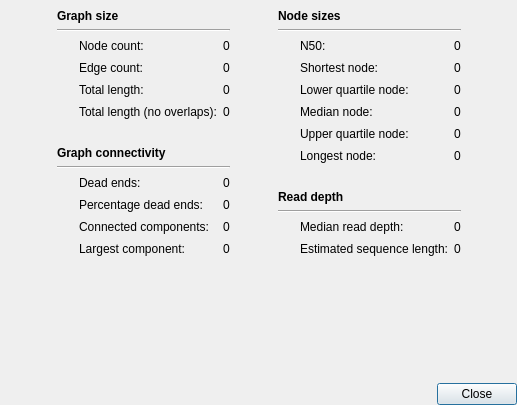
Above: ui/graphinfodialog.ui from rrwick/Bandage before the change. Below: the same form after it.
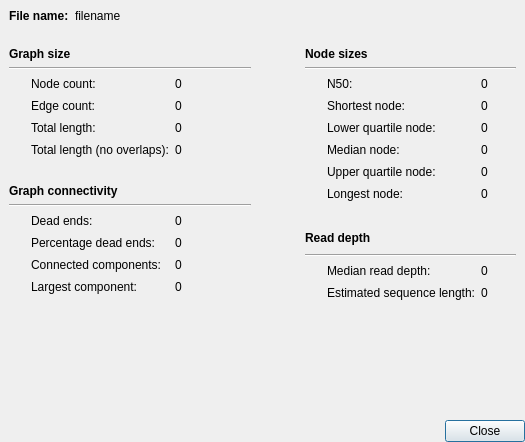
That is the form after the change. Custom widgets are drawn as their Qt base class.

Commit message: Include filename in gtaph info dialog

Patch:
```diff
--- a/ui/graphinfodialog.ui
+++ b/ui/graphinfodialog.ui
@@ -6,8 +6,8 @@
    <rect>
     <x>0</x>
     <y>0</y>
-    <width>517</width>
-    <height>405</height>
+    <width>525</width>
+    <height>442</height>
    </rect>
   </property>
   <property name="windowTitle">
@@ -26,362 +26,17 @@
    <property name="bottomMargin">
     <number>0</number>
    </property>
-   <property name="spacing">
-    <number>0</number>
-   </property>
-   <item row="0" column="3">
-    <widget class="QWidget" name="widget_2" native="true">
-     <layout class="QGridLayout" name="gridLayout_3">
-      <item row="12" column="1">
-       <widget class="QLabel" name="label_34">
-        <property name="text">
-         <string>Estimated sequence length:</string>
-        </property>
-       </widget>
-      </item>
-      <item row="4" column="2">
-       <widget class="QLabel" name="lowerQuartileNodeLabel">
-        <property name="text">
-         <string>0</string>
-        </property>
-        <property name="textInteractionFlags">
-         <set>Qt::LinksAccessibleByMouse|Qt::TextSelectableByKeyboard|Qt::TextSelectableByMouse</set>
-        </property>
-       </widget>
-      </item>
-      <item row="7" column="2">
-       <widget class="QLabel" name="longestNodeLabel">
-        <property name="text">
-         <string>0</string>
-        </property>
-        <property name="textInteractionFlags">
-         <set>Qt::LinksAccessibleByMouse|Qt::TextSelectableByKeyboard|Qt::TextSelectableByMouse</set>
-        </property>
-       </widget>
-      </item>
-      <item row="5" column="1">
-       <widget class="QLabel" name="label_17">
-        <property name="text">
-         <string>Median node:</string>
-        </property>
-       </widget>
-      </item>
-      <item row="3" column="2">
-       <widget class="QLabel" name="shortestNodeLabel">
-        <property name="text">
-         <string>0</string>
-        </property>
-        <property name="textInteractionFlags">
-         <set>Qt::LinksAccessibleByMouse|Qt::TextSelectableByKeyboard|Qt::TextSelectableByMouse</set>
-        </property>
-       </widget>
-      </item>
-      <item row="7" column="1">
-       <widget class="QLabel" name="label_19">
-        <property name="text">
-         <string>Longest node:</string>
-        </property>
-       </widget>
-      </item>
-      <item row="11" column="1">
-       <widget class="QLabel" name="label_33">
-        <property name="text">
-         <string>Median read depth:</string>
-        </property>
-       </widget>
-      </item>
-      <item row="3" column="1">
-       <widget class="QLabel" name="label_12">
-        <property name="text">
-         <string>Shortest node:</string>
-        </property>
-       </widget>
-      </item>
-      <item row="12" column="2">
-       <widget class="QLabel" name="estimatedSequenceLengthLabel">
-        <property name="text">
-         <string>0</string>
-        </property>
-        <property name="textInteractionFlags">
-         <set>Qt::LinksAccessibleByMouse|Qt::TextSelectableByKeyboard|Qt::TextSelectableByMouse</set>
-        </property>
-       </widget>
-      </item>
-      <item row="6" column="2">
-       <widget class="QLabel" name="upperQuartileNodeLabel">
-        <property name="text">
-         <string>0</string>
-        </property>
-        <property name="textInteractionFlags">
-         <set>Qt::LinksAccessibleByMouse|Qt::TextSelectableByKeyboard|Qt::TextSelectableByMouse</set>
-        </property>
-       </widget>
-      </item>
-      <item row="2" column="1">
-       <widget class="QLabel" name="label_11">
-        <property name="text">
-         <string>N50:</string>
-        </property>
-       </widget>
-      </item>
-      <item row="8" column="1" colspan="2">
-       <spacer name="verticalSpacer_3">
-        <property name="orientation">
-         <enum>Qt::Vertical</enum>
-        </property>
-        <property name="sizeType">
-         <enum>QSizePolicy::Fixed</enum>
-        </property>
-        <property name="sizeHint" stdset="0">
-         <size>
-          <width>20</width>
-          <height>20</height>
-         </size>
-        </property>
-       </spacer>
-      </item>
-      <item row="11" column="2">
-       <widget class="QLabel" name="medianReadDepthLabel">
-        <property name="text">
-         <string>0</string>
-        </property>
-        <property name="textInteractionFlags">
-         <set>Qt::LinksAccessibleByMouse|Qt::TextSelectableByKeyboard|Qt::TextSelectableByMouse</set>
-        </property>
-       </widget>
-      </item>
-      <item row="5" column="2">
-       <widget class="QLabel" name="medianNodeLabel">
-        <property name="text">
-         <string>0</string>
-        </property>
-        <property name="textInteractionFlags">
-         <set>Qt::LinksAccessibleByMouse|Qt::TextSelectableByKeyboard|Qt::TextSelectableByMouse</set>
-        </property>
-       </widget>
-      </item>
-      <item row="6" column="1">
-       <widget class="QLabel" name="label_18">
-        <property name="text">
-         <string>Upper quartile node:</string>
-        </property>
-       </widget>
-      </item>
-      <item row="4" column="1">
-       <widget class="QLabel" name="label_16">
-        <property name="text">
-         <string>Lower quartile node:</string>
-        </property>
-       </widget>
-      </item>
-      <item row="2" column="2">
-       <widget class="QLabel" name="n50Label">
-        <property name="text">
-         <string>0</string>
-        </property>
-        <property name="textInteractionFlags">
-         <set>Qt::LinksAccessibleByMouse|Qt::TextSelectableByKeyboard|Qt::TextSelectableByMouse</set>
-        </property>
-       </widget>
-      </item>
-      <item row="13" column="1">
-       <spacer name="verticalSpacer_6">
-        <property name="orientation">
-         <enum>Qt::Vertical</enum>
-        </property>
-        <property name="sizeHint" stdset="0">
-         <size>
-          <width>20</width>
-          <height>40</height>
-         </size>
-        </property>
-       </spacer>
-      </item>
-      <item row="2" column="0">
-       <widget class="InfoTextWidget" name="n50InfoText" native="true">
+   <item row="0" column="0" colspan="2">
+    <widget class="QWidget" name="widget_3" native="true">
+     <layout class="QHBoxLayout" name="horizontalLayout">
+      <item>
+       <widget class="QLabel" name="label_20">
         <property name="sizePolicy">
-         <sizepolicy hsizetype="Fixed" vsizetype="Fixed">
+         <sizepolicy hsizetype="Minimum" vsizetype="Preferred">
           <horstretch>0</horstretch>
           <verstretch>0</verstretch>
          </sizepolicy>
         </property>
-        <property name="minimumSize">
-         <size>
-          <width>16</width>
-          <height>16</height>
-         </size>
-        </property>
-        <property name="maximumSize">
-         <size>
-          <width>16</width>
-          <height>16</height>
-         </size>
-        </property>
-       </widget>
-      </item>
-      <item row="3" column="0">
-       <widget class="InfoTextWidget" name="shortestNodeInfoText" native="true">
-        <property name="sizePolicy">
-         <sizepolicy hsizetype="Fixed" vsizetype="Fixed">
-          <horstretch>0</horstretch>
-          <verstretch>0</verstretch>
-         </sizepolicy>
-        </property>
-        <property name="minimumSize">
-         <size>
-          <width>16</width>
-          <height>16</height>
-         </size>
-        </property>
-        <property name="maximumSize">
-         <size>
-          <width>16</width>
-          <height>16</height>
-         </size>
-        </property>
-       </widget>
-      </item>
-      <item row="4" column="0">
-       <widget class="InfoTextWidget" name="lowerQuartileNodeInfoText" native="true">
-        <property name="sizePolicy">
-         <sizepolicy hsizetype="Fixed" vsizetype="Fixed">
-          <horstretch>0</horstretch>
-          <verstretch>0</verstretch>
-         </sizepolicy>
-        </property>
-        <property name="minimumSize">
-         <size>
-          <width>16</width>
-          <height>16</height>
-         </size>
-        </property>
-        <property name="maximumSize">
-         <size>
-          <width>16</width>
-          <height>16</height>
-         </size>
-        </property>
-       </widget>
-      </item>
-      <item row="5" column="0">
-       <widget class="InfoTextWidget" name="medianNodeInfoText" native="true">
-        <property name="sizePolicy">
-         <sizepolicy hsizetype="Fixed" vsizetype="Fixed">
-          <horstretch>0</horstretch>
-          <verstretch>0</verstretch>
-         </sizepolicy>
-        </property>
-        <property name="minimumSize">
-         <size>
-          <width>16</width>
-          <height>16</height>
-         </size>
-        </property>
-        <property name="maximumSize">
-         <size>
-          <width>16</width>
-          <height>16</height>
-         </size>
-        </property>
-       </widget>
-      </item>
-      <item row="6" column="0">
-       <widget class="InfoTextWidget" name="upperQuartileNodeInfoText" native="true">
-        <property name="sizePolicy">
-         <sizepolicy hsizetype="Fixed" vsizetype="Fixed">
-          <horstretch>0</horstretch>
-          <verstretch>0</verstretch>
-         </sizepolicy>
-        </property>
-        <property name="minimumSize">
-         <size>
-          <width>16</width>
-          <height>16</height>
-         </size>
-        </property>
-        <property name="maximumSize">
-         <size>
-          <width>16</width>
-          <height>16</height>
-         </size>
-        </property>
-       </widget>
-      </item>
-      <item row="7" column="0">
-       <widget class="InfoTextWidget" name="longestNodeInfoText" native="true">
-        <property name="sizePolicy">
-         <sizepolicy hsizetype="Fixed" vsizetype="Fixed">
-          <horstretch>0</horstretch>
-          <verstretch>0</verstretch>
-         </sizepolicy>
-        </property>
-        <property name="minimumSize">
-         <size>
-          <width>16</width>
-          <height>16</height>
-         </size>
-        </property>
-        <property name="maximumSize">
-         <size>
-          <width>16</width>
-          <height>16</height>
-         </size>
-        </property>
-       </widget>
-      </item>
-      <item row="11" column="0">
-       <widget class="InfoTextWidget" name="medianReadDepthInfoText" native="true">
-        <property name="sizePolicy">
-         <sizepolicy hsizetype="Fixed" vsizetype="Fixed">
-          <horstretch>0</horstretch>
-          <verstretch>0</verstretch>
-         </sizepolicy>
-        </property>
-        <property name="minimumSize">
-         <size>
-          <width>16</width>
-          <height>16</height>
-         </size>
-        </property>
-        <property name="maximumSize">
-         <size>
-          <width>16</width>
-          <height>16</height>
-         </size>
-        </property>
-       </widget>
-      </item>
-      <item row="12" column="0">
-       <widget class="InfoTextWidget" name="estimatedSequenceLengthInfoText" native="true">
-        <property name="sizePolicy">
-         <sizepolicy hsizetype="Fixed" vsizetype="Fixed">
-          <horstretch>0</horstretch>
-          <verstretch>0</verstretch>
-         </sizepolicy>
-        </property>
-        <property name="minimumSize">
-         <size>
-          <width>16</width>
-          <height>16</height>
-         </size>
-        </property>
-        <property name="maximumSize">
-         <size>
-          <width>16</width>
-          <height>16</height>
-         </size>
-        </property>
-       </widget>
-      </item>
-      <item row="10" column="0" colspan="3">
-       <widget class="Line" name="line_4">
-        <property name="orientation">
-         <enum>Qt::Horizontal</enum>
-        </property>
-       </widget>
-      </item>
-      <item row="9" column="0" colspan="2">
-       <widget class="QLabel" name="label_32">
         <property name="font">
          <font>
           <weight>75</weight>
@@ -389,36 +44,81 @@
          </font>
         </property>
         <property name="text">
-         <string>Read depth</string>
+         <string>File name:</string>
         </property>
+        <property name="alignment">
+         <set>Qt::AlignLeading|Qt::AlignLeft|Qt::AlignTop</set>
+        </property>
        </widget>
       </item>
-      <item row="0" column="0" colspan="2">
-       <widget class="QLabel" name="label_15">
-        <property name="font">
-         <font>
-          <weight>75</weight>
-          <bold>true</bold>
-         </font>
+      <item>
+       <widget class="QLabel" name="filenameLabel">
+        <property name="sizePolicy">
+         <sizepolicy hsizetype="Expanding" vsizetype="Preferred">
+          <horstretch>0</horstretch>
+          <verstretch>0</verstretch>
+         </sizepolicy>
         </property>
         <property name="text">
-         <string>Node sizes</string>
+         <string>filename</string>
         </property>
-       </widget>
-      </item>
-      <item row="1" column="0" colspan="3">
-       <widget class="Line" name="line_3">
-        <property name="orientation">
-         <enum>Qt::Horizontal</enum>
+        <property name="wordWrap">
+         <bool>true</bool>
         </property>
        </widget>
       </item>
      </layout>
     </widget>
    </item>
-   <item row="0" column="1">
+   <item row="2" column="0" colspan="2">
+    <widget class="QDialogButtonBox" name="buttonBox">
+     <property name="orientation">
+      <enum>Qt::Horizontal</enum>
+     </property>
+     <property name="standardButtons">
+      <set>QDialogButtonBox::Close</set>
+     </property>
+    </widget>
+   </item>
+   <item row="1" column="0">
     <widget class="QWidget" name="widget" native="true">
      <layout class="QGridLayout" name="gridLayout_2">
+      <item row="8" column="0" colspan="3">
+       <widget class="Line" name="line_2">
+        <property name="orientation">
+         <enum>Qt::Horizontal</enum>
+        </property>
+       </widget>
+      </item>
+      <item row="12" column="0">
+       <widget class="InfoTextWidget" name="largestComponentInfoText" native="true">
+        <property name="sizePolicy">
+         <sizepolicy hsizetype="Fixed" vsizetype="Fixed">
+          <horstretch>0</horstretch>
+          <verstretch>0</verstretch>
+         </sizepolicy>
+        </property>
+        <property name="minimumSize">
+         <size>
+          <width>16</width>
+          <height>16</height>
+         </size>
+        </property>
+        <property name="maximumSize">
+         <size>
+          <width>16</width>
+          <height>16</height>
+         </size>
+        </property>
+       </widget>
+      </item>
+      <item row="4" column="1">
+       <widget class="QLabel" name="label_3">
+        <property name="text">
+         <string>Total length:</string>
+        </property>
+       </widget>
+      </item>
       <item row="3" column="2">
        <widget class="QLabel" name="edgeCountLabel">
         <property name="text">
@@ -456,13 +156,6 @@
         </property>
        </widget>
       </item>
-      <item row="4" column="1">
-       <widget class="QLabel" name="label_3">
-        <property name="text">
-         <string>Total length:</string>
-        </property>
-       </widget>
-      </item>
       <item row="9" column="1">
        <widget class="QLabel" name="label_7">
         <property name="text">
@@ -534,6 +227,13 @@
         </property>
        </widget>
       </item>
+      <item row="11" column="1">
+       <widget class="QLabel" name="label_9">
+        <property name="text">
+         <string>Connected components:</string>
+        </property>
+       </widget>
+      </item>
       <item row="12" column="2">
        <widget class="QLabel" name="largestComponentLabel">
         <property name="text">
@@ -560,23 +260,6 @@
         </property>
        </spacer>
       </item>
-      <item row="11" column="1">
-       <widget class="QLabel" name="label_9">
-        <property name="text">
-         <string>Connected components:</string>
-        </property>
-       </widget>
-      </item>
-      <item row="10" column="2">
-       <widget class="QLabel" name="percentageDeadEndsLabel">
-        <property name="text">
-         <string>0</string>
-        </property>
-        <property name="textInteractionFlags">
-         <set>Qt::LinksAccessibleByMouse|Qt::TextSelectableByKeyboard|Qt::TextSelectableByMouse</set>
-        </property>
-       </widget>
-      </item>
       <item row="2" column="1">
        <widget class="QLabel" name="label">
         <property name="text">
@@ -584,6 +267,23 @@
         </property>
        </widget>
       </item>
+      <item row="10" column="2">
+       <widget class="QLabel" name="percentageDeadEndsLabel">
+        <property name="text">
+         <string>0</string>
+        </property>
+        <property name="textInteractionFlags">
+         <set>Qt::LinksAccessibleByMouse|Qt::TextSelectableByKeyboard|Qt::TextSelectableByMouse</set>
+        </property>
+       </widget>
+      </item>
+      <item row="1" column="0" colspan="3">
+       <widget class="Line" name="line">
+        <property name="orientation">
+         <enum>Qt::Horizontal</enum>
+        </property>
+       </widget>
+      </item>
       <item row="2" column="0">
        <widget class="InfoTextWidget" name="nodeCountInfoText" native="true">
         <property name="sizePolicy">
@@ -619,13 +319,6 @@
         </property>
        </widget>
       </item>
-      <item row="1" column="0" colspan="3">
-       <widget class="Line" name="line">
-        <property name="orientation">
-         <enum>Qt::Horizontal</enum>
-        </property>
-       </widget>
-      </item>
       <item row="3" column="0">
        <widget class="InfoTextWidget" name="edgeCountInfoText" native="true">
         <property name="sizePolicy">
@@ -736,50 +429,6 @@
         </property>
        </widget>
       </item>
-      <item row="11" column="0">
-       <widget class="InfoTextWidget" name="connectedComponentsInfoText" native="true">
-        <property name="sizePolicy">
-         <sizepolicy hsizetype="Fixed" vsizetype="Fixed">
-          <horstretch>0</horstretch>
-          <verstretch>0</verstretch>
-         </sizepolicy>
-        </property>
-        <property name="minimumSize">
-         <size>
-          <width>16</width>
-          <height>16</height>
-         </size>
-        </property>
-        <property name="maximumSize">
-         <size>
-          <width>16</width>
-          <height>16</height>
-         </size>
-        </property>
-       </widget>
-      </item>
-      <item row="12" column="0">
-       <widget class="InfoTextWidget" name="largestComponentInfoText" native="true">
-        <property name="sizePolicy">
-         <sizepolicy hsizetype="Fixed" vsizetype="Fixed">
-          <horstretch>0</horstretch>
-          <verstretch>0</verstretch>
-         </sizepolicy>
-        </property>
-        <property name="minimumSize">
-         <size>
-          <width>16</width>
-          <height>16</height>
-         </size>
-        </property>
-        <property name="maximumSize">
-         <size>
-          <width>16</width>
-          <height>16</height>
-         </size>
-        </property>
-       </widget>
-      </item>
       <item row="7" column="0" colspan="3">
        <widget class="QLabel" name="label_14">
         <property name="font">
@@ -793,68 +442,434 @@
         </property>
        </widget>
       </item>
-      <item row="8" column="0" colspan="3">
-       <widget class="Line" name="line_2">
+      <item row="11" column="0">
+       <widget class="InfoTextWidget" name="connectedComponentsInfoText" native="true">
+        <property name="sizePolicy">
+         <sizepolicy hsizetype="Fixed" vsizetype="Fixed">
+          <horstretch>0</horstretch>
+          <verstretch>0</verstretch>
+         </sizepolicy>
+        </property>
+        <property name="minimumSize">
+         <size>
+          <width>16</width>
+          <height>16</height>
+         </size>
+        </property>
+        <property name="maximumSize">
+         <size>
+          <width>16</width>
+          <height>16</height>
+         </size>
+        </property>
+       </widget>
+      </item>
+     </layout>
+    </widget>
+   </item>
+   <item row="1" column="1">
+    <widget class="QWidget" name="widget_2" native="true">
+     <layout class="QGridLayout" name="gridLayout_3">
+      <item row="6" column="3">
+       <widget class="QLabel" name="upperQuartileNodeLabel">
+        <property name="text">
+         <string>0</string>
+        </property>
+        <property name="textInteractionFlags">
+         <set>Qt::LinksAccessibleByMouse|Qt::TextSelectableByKeyboard|Qt::TextSelectableByMouse</set>
+        </property>
+       </widget>
+      </item>
+      <item row="2" column="2">
+       <widget class="QLabel" name="label_11">
+        <property name="text">
+         <string>N50:</string>
+        </property>
+       </widget>
+      </item>
+      <item row="8" column="2" colspan="2">
+       <spacer name="verticalSpacer_3">
         <property name="orientation">
+         <enum>Qt::Vertical</enum>
+        </property>
+        <property name="sizeType">
+         <enum>QSizePolicy::Fixed</enum>
+        </property>
+        <property name="sizeHint" stdset="0">
+         <size>
+          <width>20</width>
+          <height>20</height>
+         </size>
+        </property>
+       </spacer>
+      </item>
+      <item row="11" column="3">
+       <widget class="QLabel" name="medianReadDepthLabel">
+        <property name="text">
+         <string>0</string>
+        </property>
+        <property name="textInteractionFlags">
+         <set>Qt::LinksAccessibleByMouse|Qt::TextSelectableByKeyboard|Qt::TextSelectableByMouse</set>
+        </property>
+       </widget>
+      </item>
+      <item row="6" column="2">
+       <widget class="QLabel" name="label_18">
+        <property name="text">
+         <string>Upper quartile node:</string>
+        </property>
+       </widget>
+      </item>
+      <item row="5" column="3">
+       <widget class="QLabel" name="medianNodeLabel">
+        <property name="text">
+         <string>0</string>
+        </property>
+        <property name="textInteractionFlags">
+         <set>Qt::LinksAccessibleByMouse|Qt::TextSelectableByKeyboard|Qt::TextSelectableByMouse</set>
+        </property>
+       </widget>
+      </item>
+      <item row="4" column="2">
+       <widget class="QLabel" name="label_16">
+        <property name="text">
+         <string>Lower quartile node:</string>
+        </property>
+       </widget>
+      </item>
+      <item row="2" column="3">
+       <widget class="QLabel" name="n50Label">
+        <property name="text">
+         <string>0</string>
+        </property>
+        <property name="textInteractionFlags">
+         <set>Qt::LinksAccessibleByMouse|Qt::TextSelectableByKeyboard|Qt::TextSelectableByMouse</set>
+        </property>
+       </widget>
+      </item>
+      <item row="13" column="2">
+       <spacer name="verticalSpacer_6">
+        <property name="orientation">
+         <enum>Qt::Vertical</enum>
+        </property>
+        <property name="sizeHint" stdset="0">
+         <size>
+          <width>20</width>
+          <height>40</height>
+         </size>
+        </property>
+       </spacer>
+      </item>
+      <item row="2" column="1">
+       <widget class="InfoTextWidget" name="n50InfoText" native="true">
+        <property name="sizePolicy">
+         <sizepolicy hsizetype="Fixed" vsizetype="Fixed">
+          <horstretch>0</horstretch>
+          <verstretch>0</verstretch>
+         </sizepolicy>
+        </property>
+        <property name="minimumSize">
+         <size>
+          <width>16</width>
+          <height>16</height>
+         </size>
+        </property>
+        <property name="maximumSize">
+         <size>
+          <width>16</width>
+          <height>16</height>
+         </size>
+        </property>
+       </widget>
+      </item>
+      <item row="3" column="1">
+       <widget class="InfoTextWidget" name="shortestNodeInfoText" native="true">
+        <property name="sizePolicy">
+         <sizepolicy hsizetype="Fixed" vsizetype="Fixed">
+          <horstretch>0</horstretch>
+          <verstretch>0</verstretch>
+         </sizepolicy>
+        </property>
+        <property name="minimumSize">
+         <size>
+          <width>16</width>
+          <height>16</height>
+         </size>
+        </property>
+        <property name="maximumSize">
+         <size>
+          <width>16</width>
+          <height>16</height>
+         </size>
+        </property>
+       </widget>
+      </item>
+      <item row="4" column="1">
+       <widget class="InfoTextWidget" name="lowerQuartileNodeInfoText" native="true">
+        <property name="sizePolicy">
+         <sizepolicy hsizetype="Fixed" vsizetype="Fixed">
+          <horstretch>0</horstretch>
+          <verstretch>0</verstretch>
+         </sizepolicy>
+        </property>
+        <property name="minimumSize">
+         <size>
+          <width>16</width>
+          <height>16</height>
+         </size>
+        </property>
+        <property name="maximumSize">
+         <size>
+          <width>16</width>
+          <height>16</height>
+         </size>
+        </property>
+       </widget>
+      </item>
+      <item row="5" column="1">
+       <widget class="InfoTextWidget" name="medianNodeInfoText" native="true">
+        <property name="sizePolicy">
+         <sizepolicy hsizetype="Fixed" vsizetype="Fixed">
+          <horstretch>0</horstretch>
+          <verstretch>0</verstretch>
+         </sizepolicy>
+        </property>
+        <property name="minimumSize">
+         <size>
+          <width>16</width>
+          <height>16</height>
+         </size>
+        </property>
+        <property name="maximumSize">
+         <size>
+          <width>16</width>
+          <height>16</height>
+         </size>
+        </property>
+       </widget>
+      </item>
+      <item row="6" column="1">
+       <widget class="InfoTextWidget" name="upperQuartileNodeInfoText" native="true">
+        <property name="sizePolicy">
+         <sizepolicy hsizetype="Fixed" vsizetype="Fixed">
+          <horstretch>0</horstretch>
+          <verstretch>0</verstretch>
+         </sizepolicy>
+        </property>
+        <property name="minimumSize">
+         <size>
+          <width>16</width>
+          <height>16</height>
+         </size>
+        </property>
+        <property name="maximumSize">
+         <size>
+          <width>16</width>
+          <height>16</height>
+         </size>
+        </property>
+       </widget>
+      </item>
+      <item row="7" column="1">
+       <widget class="InfoTextWidget" name="longestNodeInfoText" native="true">
+        <property name="sizePolicy">
+         <sizepolicy hsizetype="Fixed" vsizetype="Fixed">
+          <horstretch>0</horstretch>
+          <verstretch>0</verstretch>
+         </sizepolicy>
+        </property>
+        <property name="minimumSize">
+         <size>
+          <width>16</width>
+          <height>16</height>
+         </size>
+        </property>
+        <property name="maximumSize">
+         <size>
+          <width>16</width>
+          <height>16</height>
+         </size>
+        </property>
+       </widget>
+      </item>
+      <item row="10" column="1" colspan="3">
+       <widget class="Line" name="line_4">
+        <property name="orientation">
          <enum>Qt::Horizontal</enum>
         </property>
        </widget>
       </item>
+      <item row="11" column="1">
+       <widget class="InfoTextWidget" name="medianReadDepthInfoText" native="true">
+        <property name="sizePolicy">
+         <sizepolicy hsizetype="Fixed" vsizetype="Fixed">
+          <horstretch>0</horstretch>
+          <verstretch>0</verstretch>
+         </sizepolicy>
+        </property>
+        <property name="minimumSize">
+         <size>
+          <width>16</width>
+          <height>16</height>
+         </size>
+        </property>
+        <property name="maximumSize">
+         <size>
+          <width>16</width>
+          <height>16</height>
+         </size>
+        </property>
+       </widget>
+      </item>
+      <item row="12" column="1">
+       <widget class="InfoTextWidget" name="estimatedSequenceLengthInfoText" native="true">
+        <property name="sizePolicy">
+         <sizepolicy hsizetype="Fixed" vsizetype="Fixed">
+          <horstretch>0</horstretch>
+          <verstretch>0</verstretch>
+         </sizepolicy>
+        </property>
+        <property name="minimumSize">
+         <size>
+          <width>16</width>
+          <height>16</height>
+         </size>
+        </property>
+        <property name="maximumSize">
+         <size>
+          <width>16</width>
+          <height>16</height>
+         </size>
+        </property>
+       </widget>
+      </item>
+      <item row="1" column="1" colspan="3">
+       <widget class="Line" name="line_3">
+        <property name="orientation">
+         <enum>Qt::Horizontal</enum>
+        </property>
+       </widget>
+      </item>
+      <item row="9" column="1" colspan="2">
+       <widget class="QLabel" name="label_32">
+        <property name="font">
+         <font>
+          <weight>75</weight>
+          <bold>true</bold>
+         </font>
+        </property>
+        <property name="text">
+         <string>Read depth</string>
+        </property>
+       </widget>
+      </item>
+      <item row="0" column="1" colspan="2">
+       <widget class="QLabel" name="label_15">
+        <property name="font">
+         <font>
+          <weight>75</weight>
+          <bold>true</bold>
+         </font>
+        </property>
+        <property name="text">
+         <string>Node sizes</string>
+        </property>
+       </widget>
+      </item>
+      <item row="12" column="3">
+       <widget class="QLabel" name="estimatedSequenceLengthLabel">
+        <property name="text">
+         <string>0</string>
+        </property>
+        <property name="textInteractionFlags">
+         <set>Qt::LinksAccessibleByMouse|Qt::TextSelectableByKeyboard|Qt::TextSelectableByMouse</set>
+        </property>
+       </widget>
+      </item>
+      <item row="12" column="2">
+       <widget class="QLabel" name="label_34">
+        <property name="text">
+         <string>Estimated sequence length:</string>
+        </property>
+       </widget>
+      </item>
+      <item row="4" column="3">
+       <widget class="QLabel" name="lowerQuartileNodeLabel">
+        <property name="text">
+         <string>0</string>
+        </property>
+        <property name="textInteractionFlags">
+         <set>Qt::LinksAccessibleByMouse|Qt::TextSelectableByKeyboard|Qt::TextSelectableByMouse</set>
+        </property>
+       </widget>
+      </item>
+      <item row="7" column="3">
+       <widget class="QLabel" name="longestNodeLabel">
+        <property name="text">
+         <string>0</string>
+        </property>
+        <property name="textInteractionFlags">
+         <set>Qt::LinksAccessibleByMouse|Qt::TextSelectableByKeyboard|Qt::TextSelectableByMouse</set>
+        </property>
+       </widget>
+      </item>
+      <item row="5" column="2">
+       <widget class="QLabel" name="label_17">
+        <property name="text">
+         <string>Median node:</string>
+        </property>
+       </widget>
+      </item>
+      <item row="3" column="3">
+       <widget class="QLabel" name="shortestNodeLabel">
+        <property name="text">
+         <string>0</string>
+        </property>
+        <property name="textInteractionFlags">
+         <set>Qt::LinksAccessibleByMouse|Qt::TextSelectableByKeyboard|Qt::TextSelectableByMouse</set>
+        </property>
+       </widget>
+      </item>
+      <item row="7" column="2">
+       <widget class="QLabel" name="label_19">
+        <property name="text">
+         <string>Longest node:</string>
+        </property>
+       </widget>
+      </item>
+      <item row="11" column="2">
+       <widget class="QLabel" name="label_33">
+        <property name="text">
+         <string>Median read depth:</string>
+        </property>
+       </widget>
+      </item>
+      <item row="3" column="2">
+       <widget class="QLabel" name="label_12">
+        <property name="text">
+         <string>Shortest node:</string>
+        </property>
+       </widget>
+      </item>
+      <item row="9" column="0">
+       <spacer name="horizontalSpacer_5">
+        <property name="orientation">
+         <enum>Qt::Horizontal</enum>
+        </property>
+        <property name="sizeType">
+         <enum>QSizePolicy::Fixed</enum>
+        </property>
+        <property name="sizeHint" stdset="0">
+         <size>
+          <width>30</width>
+          <height>20</height>
+         </size>
+        </property>
+       </spacer>
+      </item>
      </layout>
     </widget>
    </item>
-   <item row="1" column="0" colspan="5">
-    <widget class="QDialogButtonBox" name="buttonBox">
-     <property name="orientation">
-      <enum>Qt::Horizontal</enum>
-     </property>
-     <property name="standardButtons">
-      <set>QDialogButtonBox::Close</set>
-     </property>
-    </widget>
-   </item>
-   <item row="0" column="0">
-    <spacer name="horizontalSpacer">
-     <property name="orientation">
-      <enum>Qt::Horizontal</enum>
-     </property>
-     <property name="sizeHint" stdset="0">
-      <size>
-       <width>40</width>
-       <height>20</height>
-      </size>
-     </property>
-    </spacer>
-   </item>
-   <item row="0" column="4">
-    <spacer name="horizontalSpacer_2">
-     <property name="orientation">
-      <enum>Qt::Horizontal</enum>
-     </property>
-     <property name="sizeHint" stdset="0">
-      <size>
-       <width>40</width>
-       <height>20</height>
-      </size>
-     </property>
-    </spacer>
-   </item>
-   <item row="0" column="2">
-    <spacer name="horizontalSpacer_3">
-     <property name="orientation">
-      <enum>Qt::Horizontal</enum>
-     </property>
-     <property name="sizeType">
-      <enum>QSizePolicy::Fixed</enum>
-     </property>
-     <property name="sizeHint" stdset="0">
-      <size>
-       <width>30</width>
-       <height>20</height>
-      </size>
-     </property>
-    </spacer>
-   </item>
   </layout>
  </widget>
  <customwidgets>
```
The commit also changes 3 other files.
